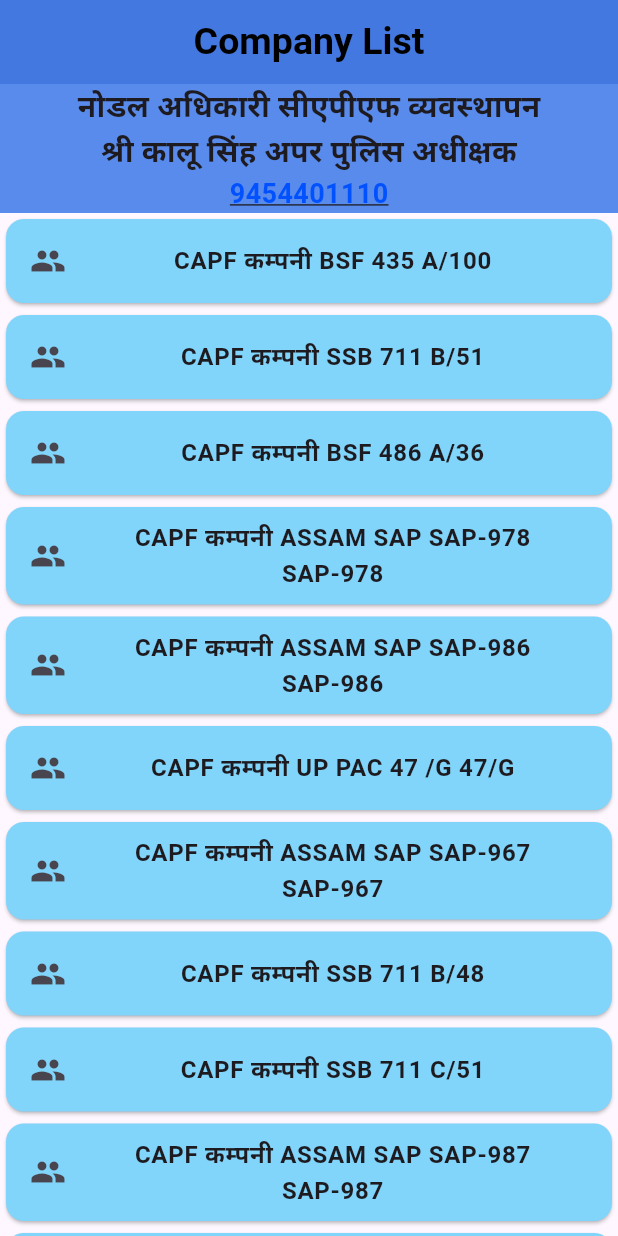
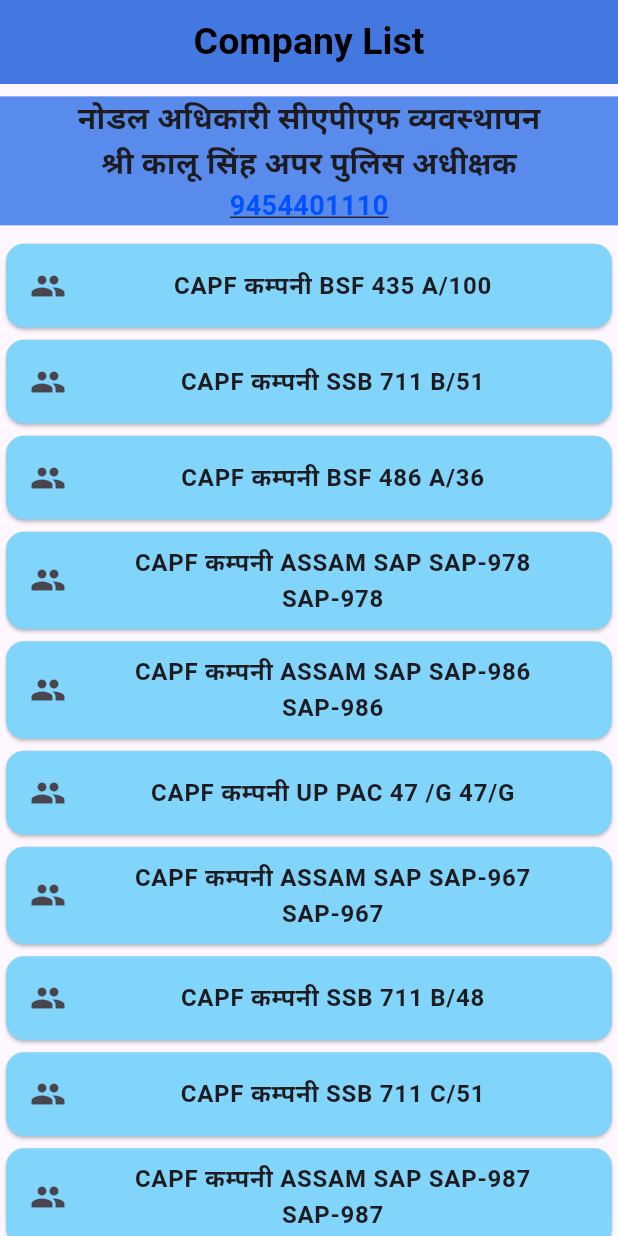
Before and after one commit to mridul-1226/police_election, a Flutter app: the screen it shows after launch, on a phone screen of 412 x 824 dp. Run offline on Flutter 3.47's test engine with Material 3 defaults, Android fonts, the phone set to English and light mode, and no system bars; missing offline and left inert: maps_launcher.

Commit message:
four  commit

```diff
--- a/lib/pages/home.dart
+++ b/lib/pages/home.dart
@@ -28,6 +28,9 @@ class _MyHomePageState extends State<MyHomePage> {
       ),
       body: Column(
         children: [
+          SizedBox(
+            height: mq.height * 0.01,
+          ),
           Container(
             width: mq.width,
             color: const Color.fromARGB(255, 89, 139, 237),
@@ -58,6 +61,9 @@ class _MyHomePageState extends State<MyHomePage> {
                 ),
               ],
             ),
+          ),
+          SizedBox(
+            height: mq.height * 0.01,
           ),
           Expanded(
             child: ListView.builder(
```
